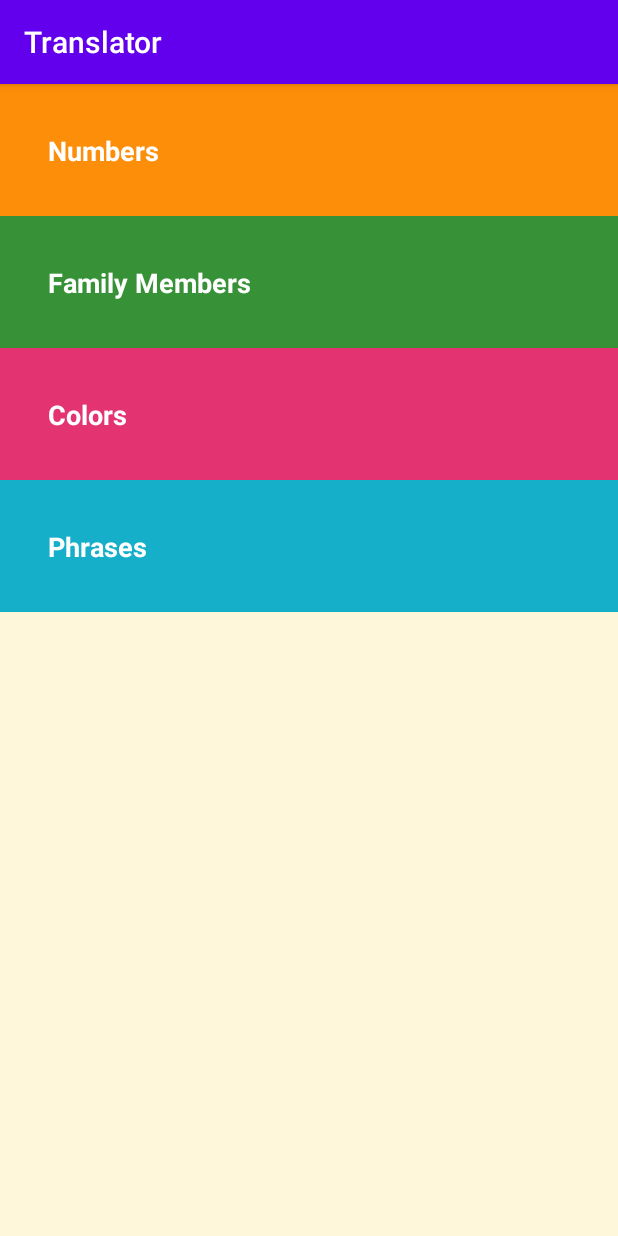
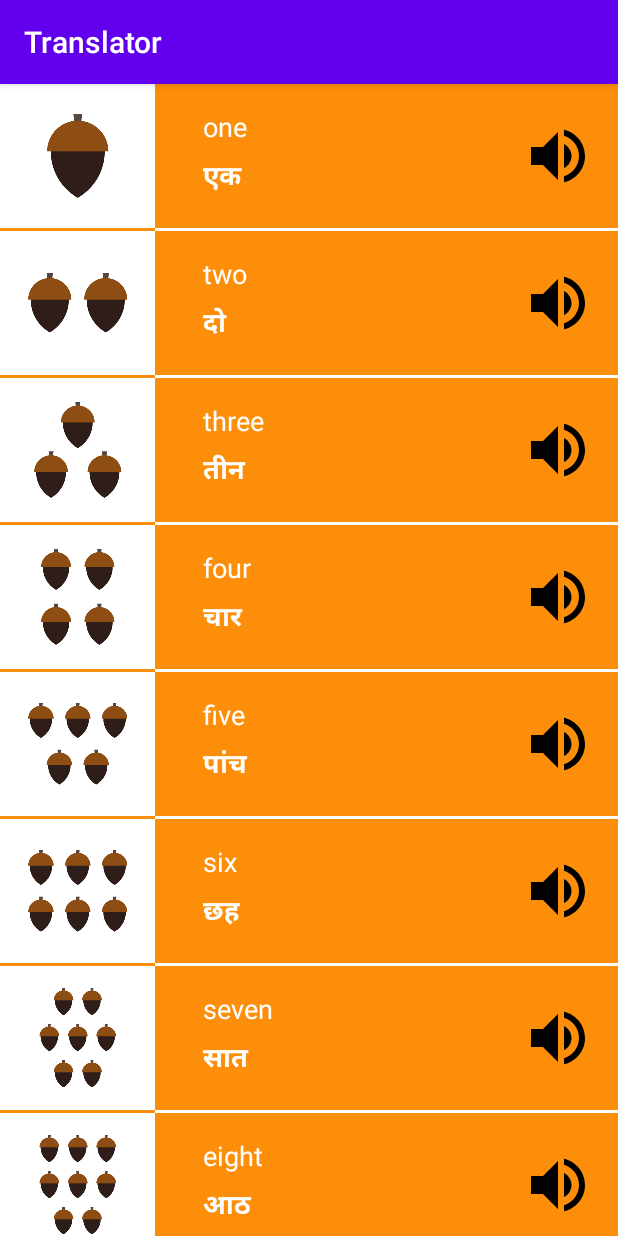
Before and after one commit to kulbirsaini/udacity-translator-app, an Android app: the screen it shows after launch (MainActivity), on a phone screen of 412 x 824 dp. Run offline under Robolectric (Android 15) with nearby library versions, the phone set to English and light mode, and no system bars.

Commit message:
Refactored child activities to fragments. Using ViewPage2 and FragmentStateAdapter to sliding view. Replaced MainActivity.

```diff
--- a/app/build.gradle
+++ b/app/build.gradle
@@ -31,6 +31,7 @@ dependencies {
     implementation 'androidx.appcompat:appcompat:1.1.0'
     implementation 'androidx.core:core-ktx:1.2.0'
     implementation 'androidx.constraintlayout:constraintlayout:1.1.3'
+    implementation 'androidx.viewpager2:viewpager2:1.0.0'
     testImplementation 'junit:junit:4.12'
     androidTestImplementation 'androidx.test.ext:junit:1.1.1'
     androidTestImplementation 'androidx.test.espresso:espresso-core:3.2.0'
--- /dev/null
+++ b/app/src/main/java/com/example/translator/FragmentAdapter.kt
@@ -0,0 +1,26 @@
+package com.example.translator
+
+import android.os.Bundle
+import androidx.fragment.app.Fragment
+import androidx.fragment.app.FragmentActivity
+import androidx.viewpager2.adapter.FragmentStateAdapter
+
+class FragmentAdapter(fa: FragmentActivity): FragmentStateAdapter(fa) {
+    override fun getItemCount(): Int = 4
+
+    override fun createFragment(position: Int) : Fragment {
+        val fragmentId = when (position) {
+            1 -> ListFragment.FRAGMENT_FAMILY_MEMBERS
+            2 -> ListFragment.FRAGMENT_COLORS
+            3 -> ListFragment.FRAGMENT_PHRASES
+            else -> ListFragment.FRAGMENT_NUMBERS
+        }
+
+        val fragment = ListFragment()
+        fragment.arguments = Bundle().apply {
+            putInt(FragmentCallback.FRAGMENT_ID, fragmentId)
+        }
+
+        return fragment
+    }
+}
--- /dev/null
+++ b/app/src/main/java/com/example/translator/ListFragment.kt
@@ -0,0 +1,252 @@
+package com.example.translator
+
+import android.content.Context
+import android.media.AudioAttributes
+import android.media.AudioFocusRequest
+import android.media.AudioManager
+import android.media.MediaPlayer
+import android.os.Build
+import android.os.Bundle
+import android.util.Log
+import android.view.LayoutInflater
+import android.view.View
+import android.view.ViewGroup
+import android.widget.Toast
+import androidx.fragment.app.Fragment
+import androidx.recyclerview.widget.LinearLayoutManager
+import kotlinx.android.synthetic.main.activity_list_container.*
+
+class ListFragment: Fragment(), AudioManager.OnAudioFocusChangeListener {
+    companion object {
+        const val FRAGMENT_NUMBERS = 1
+        const val FRAGMENT_FAMILY_MEMBERS = 2
+        const val FRAGMENT_COLORS = 3
+        const val FRAGMENT_PHRASES = 4
+    }
+
+    // A shared MediaPlayer resource which will be used by all the activities. It's shared so that it can be released when switching activities.
+    private var mPlayer: MediaPlayer? = null
+    private val audioFocusLock = Any()
+    private var resumeOnFocus = false
+    private var playbackDelayed = false
+    private var playbackAuthorized = false
+    private var audioManager: AudioManager? = null
+    private var afRequest: AudioFocusRequest? = null
+    private val audioAttributes = AudioAttributes.Builder()
+        .setContentType(AudioAttributes.CONTENT_TYPE_SPEECH)
+        .setUsage(AudioAttributes.USAGE_MEDIA)
+        .build()
+
+    // Release MediaPlayer instance and abandon AudioFocus
+    private fun releaseMediaPlayerAndAbandonAudioFocus() {
+        Log.e("TransLog", "release and abandon")
+        mPlayer?.release()
+        mPlayer = null
+
+        // Abandon audio focus
+        if (Build.VERSION.SDK_INT >= Build.VERSION_CODES.O) {
+            audioManager?.abandonAudioFocusRequest(afRequest!!)
+            audioManager = null
+            afRequest = null
+        } else {
+            audioManager?.abandonAudioFocus(this)
+        }
+    }
+
+    override fun onAudioFocusChange(focusChange: Int) {
+        when (focusChange) {
+            AudioManager.AUDIOFOCUS_LOSS -> {
+                synchronized(audioFocusLock) {
+                    playbackDelayed = false
+                    resumeOnFocus = false
+                }
+
+                Log.e("TransLog", "Loss")
+                mPlayer?.release()
+            }
+            AudioManager.AUDIOFOCUS_LOSS_TRANSIENT -> {
+                synchronized(audioFocusLock) {
+                    playbackDelayed = false
+                    resumeOnFocus = true
+                }
+
+                Log.e("TransLog", "Loss Trans")
+                mPlayer?.pause()
+            }
+            AudioManager.AUDIOFOCUS_GAIN, AudioManager.AUDIOFOCUS_GAIN_TRANSIENT -> {
+                Log.e("TransLog", "Gain")
+                if (playbackDelayed || resumeOnFocus) {
+                    synchronized(audioFocusLock) {
+                        playbackDelayed = false
+                        resumeOnFocus = false
+                    }
+
+                    mPlayer?.start()
+                }
+            }
+            AudioManager.AUDIOFOCUS_LOSS_TRANSIENT_CAN_DUCK -> {
+                Log.e("TransLog", "Duck")
+                synchronized(audioFocusLock) {
+                    resumeOnFocus = true
+                    playbackDelayed = false
+                }
+
+                mPlayer?.pause()
+            }
+        }
+    }
+
+    // Set the audio file to be played when the audio icon is clicked
+    fun setAudio(soundId: Int) {
+        // Releasing existing instance of media player
+        this.releaseMediaPlayerAndAbandonAudioFocus()
+        // Create new media player instance with provided sound resource
+        mPlayer = MediaPlayer.create(context, soundId)
+
+        audioManager = context!!.getSystemService(Context.AUDIO_SERVICE) as AudioManager
+
+        if (Build.VERSION.SDK_INT >= Build.VERSION_CODES.O) {
+            afRequest = AudioFocusRequest.Builder(AudioManager.AUDIOFOCUS_GAIN_TRANSIENT_MAY_DUCK)
+                .setAudioAttributes(audioAttributes)
+                .setAcceptsDelayedFocusGain(true)
+                .setOnAudioFocusChangeListener(this)
+                .build()
+
+            synchronized(audioFocusLock) {
+                playbackAuthorized = when (audioManager?.requestAudioFocus(afRequest!!)) {
+                    AudioManager.AUDIOFOCUS_REQUEST_GRANTED -> true
+                    AudioManager.AUDIOFOCUS_REQUEST_DELAYED -> {
+                        playbackDelayed = true
+                        false
+                    }
+                    AudioManager.AUDIOFOCUS_REQUEST_FAILED -> false
+                    else -> false
+                }
+            }
+        } else {
+            // Legacy audio focus request
+            synchronized(audioFocusLock) {
+                playbackAuthorized = when (audioManager?.requestAudioFocus(this, AudioManager.STREAM_MUSIC, AudioManager.AUDIOFOCUS_GAIN)) {
+                    AudioManager.AUDIOFOCUS_REQUEST_GRANTED -> true
+                    AudioManager.AUDIOFOCUS_REQUEST_DELAYED -> {
+                        playbackDelayed = true
+                        false
+                    }
+                    AudioManager.AUDIOFOCUS_REQUEST_FAILED -> false
+                    else -> false
+                }
+            }
+        }
+
+        // Start playing if authorized or inform via Toast
+        when {
+            playbackAuthorized -> {
+                Log.e("TransLog", "Authorized")
+                mPlayer?.start()
+            }
+            playbackDelayed -> Toast.makeText(context, "Audio Focus delayed!", Toast.LENGTH_SHORT).show()
+            else -> Toast.makeText(context, "Audio Focus not granted!", Toast.LENGTH_SHORT).show()
+        }
+
+        // Attach lister to release media player once the audio file is done playing
+        mPlayer?.setOnCompletionListener {
+            synchronized(audioFocusLock) {
+                playbackDelayed = false
+                resumeOnFocus = false
+            }
+
+            Log.e("TransLog", "Completed")
+            this.releaseMediaPlayerAndAbandonAudioFocus()
+        }
+    }
+
+    override fun onCreateView(inflater: LayoutInflater, container: ViewGroup?, savedInstanceState: Bundle?): View? {
+        Log.e("TransLog", "NumbersFragment:onCreateView")
+
+        return inflater.inflate(R.layout.activity_list_container, container, false)
+    }
+
+    override fun onViewCreated(view: View, savedInstanceState: Bundle?) {
+        Log.e("TransLog", "NumbersFragment:onViewCreated")
+        super.onViewCreated(view, savedInstanceState)
+
+        val fragmentId = arguments!!.getInt(FragmentCallback.FRAGMENT_ID)
+
+        activityLayout.apply {
+            layoutManager = LinearLayoutManager(context)
+            adapter = TranslatedItemsAdapter(getFragmentItems(fragmentId), getBackgroundColor(fragmentId), this@ListFragment)
+        }
+    }
+
+    // When user moved away from our app, we must release media player resource to prevent memory hogging
+    override fun onPause() {
+        super.onPause()
+        Log.e("TransLog", "onPause")
+        mPlayer?.pause()
+    }
+
+    override fun onResume() {
+        super.onResume()
+        Log.e("TransLog", "onResume")
+        mPlayer?.start()
+    }
+
+    override fun onDestroy() {
+        super.onDestroy()
+        Log.e("TransLog", "onDestroy")
+        this.releaseMediaPlayerAndAbandonAudioFocus()
+    }
+
+    private fun getBackgroundColor(fragmentId: Int): Int {
+        return when (fragmentId) {
+            FRAGMENT_COLORS -> R.color.category_colors
+            FRAGMENT_FAMILY_MEMBERS -> R.color.category_family_member
+            FRAGMENT_PHRASES -> R.color.category_phrases
+            else -> R.color.category_numbers
+        }
+    }
+
+    private fun getFragmentItems(fragmentId: Int): ArrayList<TranslatedItem> {
+        var englishWords = ArrayList<String>()
+        var originalWords = ArrayList<String>()
+        var images = ArrayList<Int>()
+        var sounds = ArrayList<Int>()
+
+        when (fragmentId) {
+            FRAGMENT_NUMBERS -> {
+                englishWords = arrayListOf("one", "two", "three", "four", "five", "six", "seven", "eight", "nine", "ten")
+                originalWords = arrayListOf("एक", "दो", "तीन", "चार", "पांच", "छह", "सात", "आठ", "नौ", "दस")
+                images = arrayListOf(R.drawable.number_one, R.drawable.number_two, R.drawable.number_three, R.drawable.number_four, R.drawable.number_five,
+                    R.drawable.number_six, R.drawable.number_seven, R.drawable.number_eight, R.drawable.number_nine, R.drawable.number_ten)
+                sounds = arrayListOf(R.raw.number_one, R.raw.number_two, R.raw.number_three, R.raw.number_four, R.raw.number_five,
+                    R.raw.number_six, R.raw.number_seven, R.raw.number_eight, R.raw.number_nine, R.raw.number_ten)
+            }
+            FRAGMENT_COLORS -> {
+                englishWords = arrayListOf("red", "green", "brown", "gray", "black", "white", "dusty yellow", "mustard yellow")
+                originalWords = arrayListOf("लाल", "हरा", "भूरा", "स्लेटी", "काला", "सफेद", "धूल भरा पीला", "सरसों का पीला")
+                images = arrayListOf(R.drawable.color_red, R.drawable.color_green, R.drawable.color_brown, R.drawable.color_gray,
+                    R.drawable.color_black, R.drawable.color_white, R.drawable.color_dusty_yellow, R.drawable.color_mustard_yellow)
+                sounds = arrayListOf(R.raw.color_red, R.raw.color_green, R.raw.color_brown, R.raw.color_gray,
+                    R.raw.color_black, R.raw.color_white, R.raw.color_dusty_yellow, R.raw.color_mustard_yellow)
+            }
+            FRAGMENT_FAMILY_MEMBERS -> {
+                englishWords = arrayListOf("father", "mother", "son", "daughter", "older brother", "younger brother", "older sister", "younger sister", "grandfather", "grandmother")
+                originalWords = arrayListOf("पिता", "माता", "बेटा", "बेटी", "बड़ा भाई", "छोटा भाई", "बड़ी बहन", "छोटी बहन", "दादा", "दादी")
+                images = arrayListOf(R.drawable.family_father, R.drawable.family_mother, R.drawable.family_son, R.drawable.family_daughter, R.drawable.family_older_brother,
+                    R.drawable.family_younger_brother, R.drawable.family_older_sister, R.drawable.family_younger_sister, R.drawable.family_grandfather, R.drawable.family_grandmother)
+                sounds = arrayListOf(R.raw.family_father, R.raw.family_mother, R.raw.family_son, R.raw.family_daughter, R.raw.family_older_brother,
+                    R.raw.family_younger_brother, R.raw.family_older_sister, R.raw.family_younger_sister, R.raw.family_grandfather, R.raw.family_grandmother)
+            }
+            FRAGMENT_PHRASES -> {
+                englishWords = arrayListOf("Where are you going?", "What is your name?", "My name is...", "How are you feeling?", "I’m feeling good.",
+                    "Are you coming?", "Yes, I’m coming.", "I’m coming.", "Let’s go.", "Come here.")
+                originalWords = arrayListOf("आप कहाँ जा रहे हैं?", "आपका नाम क्या है?", "मेरा नाम ... है", "आप कैसा महसूस कर रहे हैं?", "मैं अच्छा महसूस कर रहा हूँ।",
+                    "क्या आप आ रहे हैं?", "हाँ, आ रहा हूं।", "मैं आ रहा हूँ।", "चलो चलते हैं।", "यहाँ आओ।")
+                sounds = arrayListOf(R.raw.phrase_one, R.raw.phrase_two, R.raw.phrase_three, R.raw.phrase_four, R.raw.phrase_five,
+                    R.raw.phrase_six, R.raw.phrase_seven, R.raw.phrase_eight, R.raw.phrase_nine, R.raw.phrase_ten)
+            }
+        }
+
+        return Utility.mergeToTranslatedItem(englishWords = englishWords, originalWords = originalWords, images = images, sounds = sounds)
+    }
+}
--- a/app/src/main/java/com/example/translator/MainActivity.kt
+++ b/app/src/main/java/com/example/translator/MainActivity.kt
@@ -1,39 +1,30 @@
 package com.example.translator
 
-import android.content.Intent
 import android.os.Bundle
-import android.view.View
-import android.widget.TextView
+import android.util.Log
 import androidx.appcompat.app.AppCompatActivity
+import androidx.viewpager2.widget.ViewPager2
 
-class MainActivity : AppCompatActivity(), View.OnClickListener {
+class MainActivity : AppCompatActivity() {
+    private lateinit var viewPager: ViewPager2
 
     override fun onCreate(savedInstanceState: Bundle?) {
+        Log.e("TransLog", "MainActivity:onCreate")
+
         super.onCreate(savedInstanceState)
         setContentView(R.layout.activity_main)
 
-        val numbersTab = findViewById<TextView>(R.id.numbersTab)
-        val familyMembersTab = findViewById<TextView>(R.id.familyMembersTab)
-        val colorsTab = findViewById<TextView>(R.id.colorsTab)
-        val phrasesTab = findViewById<TextView>(R.id.phrasesTab)
-
-        numbersTab.setOnClickListener(this)
-        familyMembersTab.setOnClickListener(this)
-        colorsTab.setOnClickListener(this)
-        phrasesTab.setOnClickListener(this)
+        viewPager = findViewById(R.id.pager)
+        viewPager.adapter = FragmentAdapter(this)
     }
 
-    override fun onClick(v: View?) {
-        var intent: Intent? = null
-        when (v?.id) {
-            R.id.numbersTab -> intent = Intent(this, NumbersActivity::class.java)
-            R.id.familyMembersTab -> intent = Intent(this, FamilyMembersActivity::class.java)
-            R.id.colorsTab -> intent = Intent(this, ColorsActivity::class.java)
-            R.id.phrasesTab -> intent = Intent(this, PhrasesActivity::class.java)
-        }
+    override fun onBackPressed() {
+        Log.e("TransLog", "MainActivity:onBackPressed")
 
-        if (intent != null) {
-            startActivity(intent)
+        if (viewPager.currentItem == 0) {
+            super.onBackPressed()
+        } else {
+            viewPager.currentItem = viewPager.currentItem - 1
         }
     }
 }
--- a/app/src/main/res/layout/activity_main.xml
+++ b/app/src/main/res/layout/activity_main.xml
@@ -1,44 +1,6 @@
 <?xml version="1.0" encoding="utf-8"?>
-<androidx.constraintlayout.widget.ConstraintLayout xmlns:android="http://schemas.android.com/apk/res/android"
-    xmlns:app="http://schemas.android.com/apk/res-auto"
-    xmlns:tools="http://schemas.android.com/tools"
+<androidx.viewpager2.widget.ViewPager2
+    xmlns:android="http://schemas.android.com/apk/res/android"
+    android:id="@+id/pager"
     android:layout_width="match_parent"
-    android:layout_height="match_parent"
-    tools:context=".MainActivity">
-
-    <LinearLayout
-        android:layout_width="match_parent"
-        android:layout_height="match_parent"
-        android:background="@color/tan_background"
-        android:orientation="vertical"
-        app:layout_constraintEnd_toEndOf="parent"
-        app:layout_constraintStart_toStartOf="parent"
-        app:layout_constraintTop_toTopOf="parent">
-
-        <TextView
-            android:id="@+id/numbersTab"
-            style="@style/CategoryStyle"
-            android:background="@color/category_numbers"
-            android:text="@string/category_numbers" />
-
-        <TextView
-            android:id="@+id/familyMembersTab"
-            style="@style/CategoryStyle"
-            android:background="@color/category_family_member"
-            android:text="@string/category_family_members" />
-
-        <TextView
-            android:id="@+id/colorsTab"
-            style="@style/CategoryStyle"
-            android:background="@color/category_colors"
-            android:text="@string/category_colors" />
-
-        <TextView
-            android:id="@+id/phrasesTab"
-            style="@style/CategoryStyle"
-            android:background="@color/category_phrases"
-            android:text="@string/category_phrases" />
-
-    </LinearLayout>
-
-</androidx.constraintlayout.widget.ConstraintLayout>
+    android:layout_height="match_parent" />
--- a/app/src/main/res/layout/list_item.xml
+++ b/app/src/main/res/layout/list_item.xml
@@ -61,15 +61,12 @@
         android:id="@+id/playAudio"
         android:layout_width="@dimen/play_audio_icon_size"
         android:layout_height="@dimen/play_audio_icon_size"
-        android:layout_marginStart="16dp"
         android:layout_marginEnd="16dp"
         android:contentDescription="@string/play_alt"
         android:scaleType="centerCrop"
         app:layout_constraintBottom_toBottomOf="@+id/linearLayout"
         app:layout_constraintEnd_toEndOf="parent"
-        app:layout_constraintHorizontal_bias="1.0"
         app:layout_constraintHorizontal_weight="1"
-        app:layout_constraintStart_toStartOf="parent"
         app:layout_constraintTop_toTopOf="parent"
         app:srcCompat="@drawable/ic_volume_up_black_24dp"
         tools:background="@color/category_phrases" />
--- a/app/src/main/res/values/colors.xml
+++ b/app/src/main/res/values/colors.xml
@@ -3,9 +3,6 @@
     <color name="colorPrimary">#6200EE</color>
     <color name="colorPrimaryDark">#3700B3</color>
     <color name="colorAccent">#03DAC5</color>
-
-    <!-- Background color for app -->
-    <color name="tan_background">#FFF7DA</color>
 
     <!-- Background color for the numbers category -->
     <color name="category_numbers">#FD8E09</color>
--- a/app/src/main/res/values/styles.xml
+++ b/app/src/main/res/values/styles.xml
@@ -7,15 +7,4 @@
         <item name="colorPrimaryDark">@color/colorPrimaryDark</item>
         <item name="colorAccent">@color/colorAccent</item>
     </style>
-
-    <!-- Style for a category of vocabulary words -->
-    <style name="CategoryStyle">
-        <item name="android:layout_width">match_parent</item>
-        <item name="android:layout_height">88dp</item>
-        <item name="android:gravity">center_vertical</item>
-        <item name="android:padding">32dp</item>
-        <item name="android:textColor">@android:color/white</item>
-        <item name="android:textStyle">bold</item>
-        <item name="android:textAppearance">?android:textAppearanceMedium</item>
-    </style>
 </resources>
```
Also changed, not shown: app/src/main/AndroidManifest.xml (+0 -16 lines), app/src/main/java/com/example/translator/BaseActivity.kt (deleted, +0 -171 lines), app/src/main/java/com/example/translator/ColorsActivity.kt (deleted, +0 -24 lines), app/src/main/java/com/example/translator/FamilyMembersActivity.kt (deleted, +0 -24 lines), app/src/main/java/com/example/translator/FragmentCallback.kt (added, +7 -0 lines), app/src/main/java/com/example/translator/NumbersActivity.kt (deleted, +0 -25 lines), app/src/main/java/com/example/translator/PhrasesActivity.kt (deleted, +0 -23 lines), app/src/main/java/com/example/translator/TranslatedItemsAdapter.kt (+2 -9 lines).
